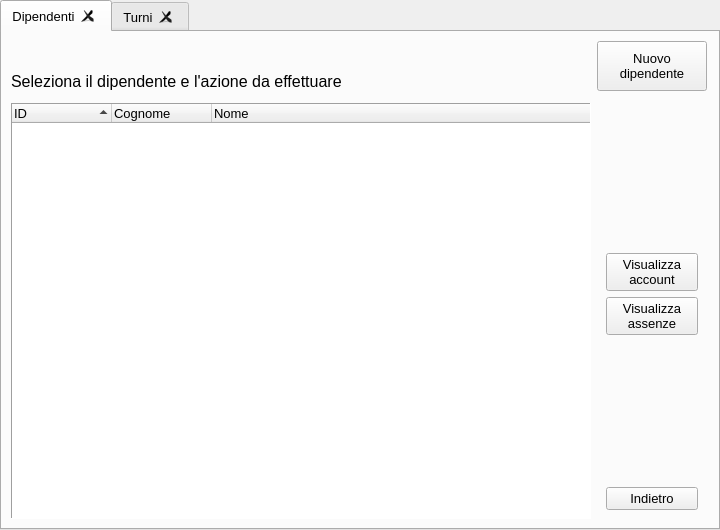
First picture: the form in ui/Titolare/GestisciDipendenti/gestioneDipendenti.ui, repository mdoraz/Hotel, before the edit.
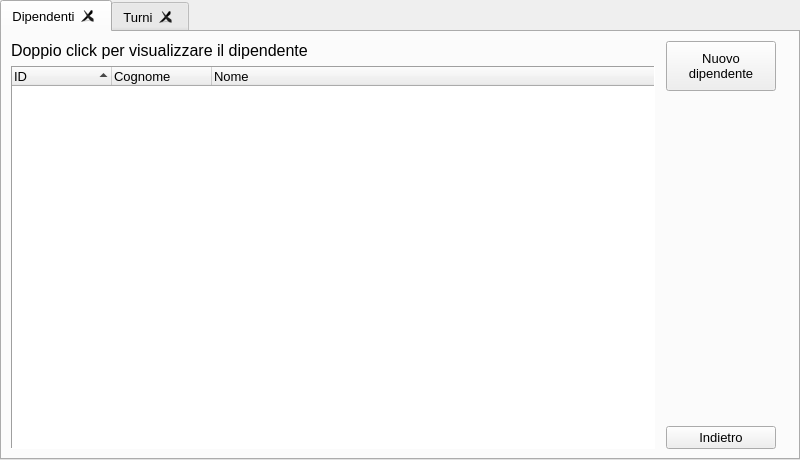
Second picture: the form after the edit.

Commit message: modificato il modo di visualizzare dipendenti e assenze

```diff
--- a/ui/Titolare/GestisciDipendenti/gestioneDipendenti.ui
+++ b/ui/Titolare/GestisciDipendenti/gestioneDipendenti.ui
@@ -6,14 +6,14 @@
    <rect>
     <x>0</x>
     <y>0</y>
-    <width>720</width>
-    <height>530</height>
+    <width>800</width>
+    <height>460</height>
    </rect>
   </property>
   <property name="minimumSize">
    <size>
-    <width>720</width>
-    <height>530</height>
+    <width>800</width>
+    <height>460</height>
    </size>
   </property>
   <property name="font">
@@ -57,47 +57,6 @@
     <property name="rightMargin">
      <number>11</number>
     </property>
-    <item row="0" column="1">
-     <widget class="QPushButton" name="btnNuovoDipendente">
-      <property name="sizePolicy">
-       <sizepolicy hsizetype="Minimum" vsizetype="Fixed">
-        <horstretch>0</horstretch>
-        <verstretch>0</verstretch>
-       </sizepolicy>
-      </property>
-      <property name="minimumSize">
-       <size>
-        <width>110</width>
-        <height>50</height>
-       </size>
-      </property>
-      <property name="maximumSize">
-       <size>
-        <width>130</width>
-        <height>60</height>
-       </size>
-      </property>
-      <property name="focusPolicy">
-       <enum>Qt::StrongFocus</enum>
-      </property>
-      <property name="layoutDirection">
-       <enum>Qt::LeftToRight</enum>
-      </property>
-      <property name="text">
-       <string>Nuovo
-dipendente</string>
-      </property>
-      <property name="checkable">
-       <bool>false</bool>
-      </property>
-      <property name="checked">
-       <bool>false</bool>
-      </property>
-      <property name="flat">
-       <bool>false</bool>
-      </property>
-     </widget>
-    </item>
     <item row="0" column="0">
      <widget class="QLabel" name="labelDipendenti">
       <property name="sizePolicy">
@@ -136,7 +95,7 @@
        <number>0</number>
       </property>
       <property name="text">
-       <string>Seleziona il dipendente e l'azione da effettuare</string>
+       <string>Doppio click per visualizzare il dipendente</string>
       </property>
       <property name="alignment">
        <set>Qt::AlignBottom|Qt::AlignLeading|Qt::AlignLeft</set>
@@ -146,7 +105,7 @@
       </property>
      </widget>
     </item>
-    <item row="2" column="0">
+    <item row="1" column="0">
      <widget class="QTreeWidget" name="treeWidgetDipendenti">
       <property name="sizePolicy">
        <sizepolicy hsizetype="Expanding" vsizetype="Expanding">
@@ -157,7 +116,7 @@
       <property name="minimumSize">
        <size>
         <width>400</width>
-        <height>400</height>
+        <height>300</height>
        </size>
       </property>
       <property name="maximumSize">
@@ -216,8 +175,8 @@
       </column>
      </widget>
     </item>
-    <item row="1" column="1" rowspan="2">
-     <widget class="QWidget" name="widgetButtonsDipendenti" native="true">
+    <item row="0" column="1" rowspan="2">
+     <widget class="QWidget" name="widgetButtons" native="true">
       <property name="sizePolicy">
        <sizepolicy hsizetype="Preferred" vsizetype="Expanding">
         <horstretch>0</horstretch>
@@ -225,33 +184,57 @@
        </sizepolicy>
       </property>
       <layout class="QVBoxLayout" name="verticalLayout">
+       <property name="leftMargin">
+        <number>5</number>
+       </property>
+       <property name="topMargin">
+        <number>0</number>
+       </property>
+       <property name="rightMargin">
+        <number>11</number>
+       </property>
+       <property name="bottomMargin">
+        <number>0</number>
+       </property>
        <item>
-        <spacer name="vSpacerDipendenti1">
-         <property name="orientation">
-          <enum>Qt::Vertical</enum>
+        <widget class="QPushButton" name="btnNuovoDipendente">
+         <property name="sizePolicy">
+          <sizepolicy hsizetype="Minimum" vsizetype="Fixed">
+           <horstretch>0</horstretch>
+           <verstretch>0</verstretch>
+          </sizepolicy>
          </property>
-         <property name="sizeHint" stdset="0">
+         <property name="minimumSize">
           <size>
-           <width>20</width>
-           <height>40</height>
+           <width>110</width>
+           <height>50</height>
           </size>
          </property>
-        </spacer>
-       </item>
-       <item>
-        <widget class="QPushButton" name="btnVisualizzaAccount">
-         <property name="text">
-          <string>Visualizza 
-account</string>
+         <property name="maximumSize">
+          <size>
+           <width>130</width>
+           <height>60</height>
+          </size>
          </property>
-        </widget>
-       </item>
-       <item>
-        <widget class="QPushButton" name="btnVisualizzaAssenze">
+         <property name="focusPolicy">
+          <enum>Qt::StrongFocus</enum>
+         </property>
+         <property name="layoutDirection">
+          <enum>Qt::LeftToRight</enum>
+         </property>
          <property name="text">
-          <string>Visualizza 
-assenze</string>
+          <string>Nuovo
+dipendente</string>
          </property>
+         <property name="checkable">
+          <bool>false</bool>
+         </property>
+         <property name="checked">
+          <bool>false</bool>
+         </property>
+         <property name="flat">
+          <bool>false</bool>
+         </property>
         </widget>
        </item>
        <item>
```
Left out of the diff: 2 changed lines with no effect on the pictures. The commit also changes 6 other files.
